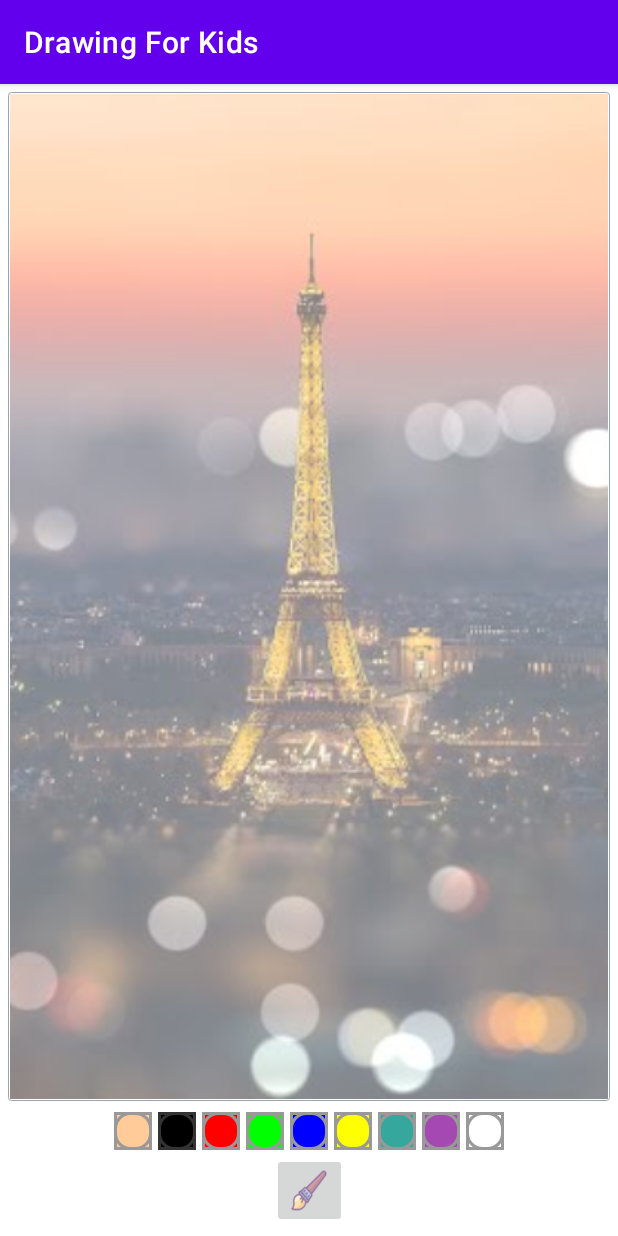
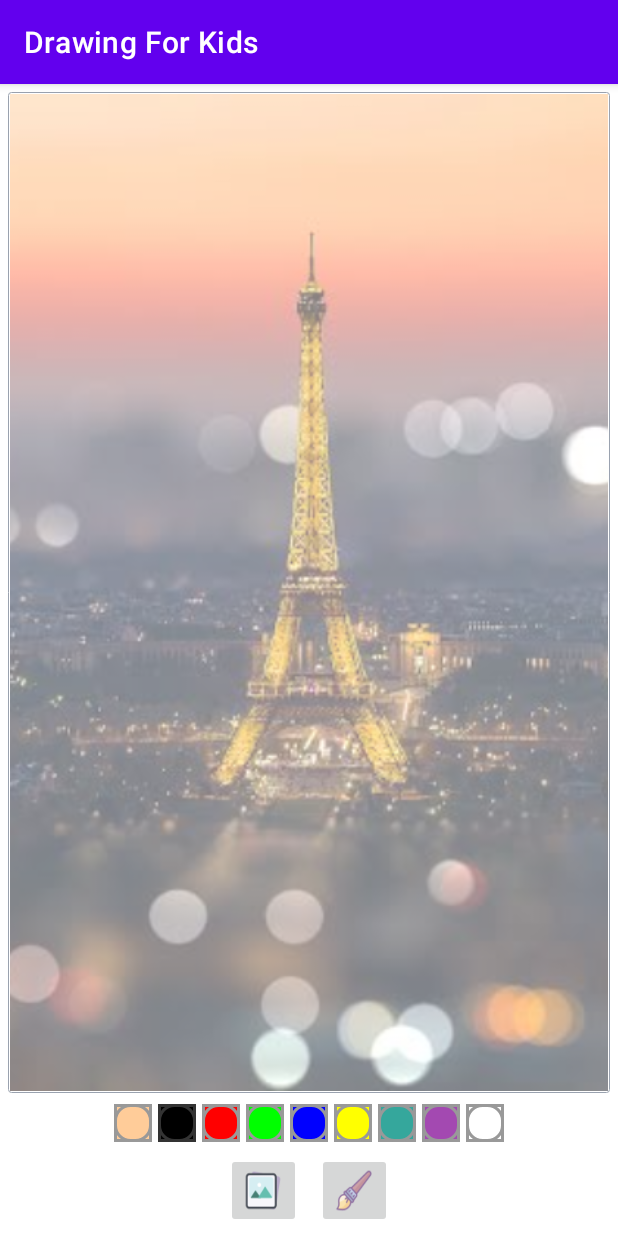
Before and after one commit to brandonicoll/Drawing-For-Kids, an Android app: the screen it shows after launch (MainActivity), on a phone screen of 412 x 824 dp. Run offline under Robolectric (Android 15) with nearby library versions, the phone set to English and light mode, and no system bars.

Commit message:
Moved bottom button into another linear layout (horizontal) - > added another image button for the image selection (no functionality right now)

```diff
--- a/app/src/main/res/layout/activity_main.xml
+++ b/app/src/main/res/layout/activity_main.xml
@@ -35,14 +35,12 @@
 
     </FrameLayout>
 
-
-
     <LinearLayout
         android:id="@+id/ll_paint_colors"
         android:layout_width="wrap_content"
         android:layout_height="wrap_content"
         android:orientation="horizontal"
-        app:layout_constraintBottom_toTopOf="@id/ib_brush"
+        app:layout_constraintBottom_toTopOf="@id/ll_action_buttons"
         app:layout_constraintLeft_toLeftOf="parent"
         app:layout_constraintRight_toRightOf="parent"
         app:layout_constraintTop_toBottomOf="@id/fl_drawing_view_container">
@@ -140,6 +138,27 @@
 
     </LinearLayout>
 
+    <LinearLayout
+        android:id="@+id/ll_action_buttons"
+        android:layout_width="match_parent"
+        android:layout_height="wrap_content"
+        android:orientation="horizontal"
+        android:gravity="center"
+        app:layout_constraintBottom_toBottomOf="parent"
+        app:layout_constraintLeft_toLeftOf="parent"
+        app:layout_constraintRight_toRightOf="parent"
+        >
+
+        <ImageButton
+            android:id="@+id/ib_gallery"
+            android:layout_width="50dp"
+            android:layout_height="50dp"
+            android:src="@drawable/ic_gallery"
+            android:contentDescription="gallery_image"
+            android:scaleType="fitXY"
+            android:layout_margin="5dp"
+            />
+
         <ImageButton
             android:id="@+id/ib_brush"
             android:layout_width="50dp"
@@ -148,9 +167,8 @@
             android:contentDescription="@string/image"
             android:scaleType="fitXY"
             android:layout_margin="5dp"
-        app:layout_constraintBottom_toBottomOf="parent"
-        app:layout_constraintLeft_toLeftOf="parent"
-        app:layout_constraintRight_toRightOf="parent"
             />
+    </LinearLayout>
+
 
 </androidx.constraintlayout.widget.ConstraintLayout>
```
Also changed, not shown: app/src/main/res/drawable/ic_gallery.png (added). Lines whose indentation alone changed are shown as unchanged.
